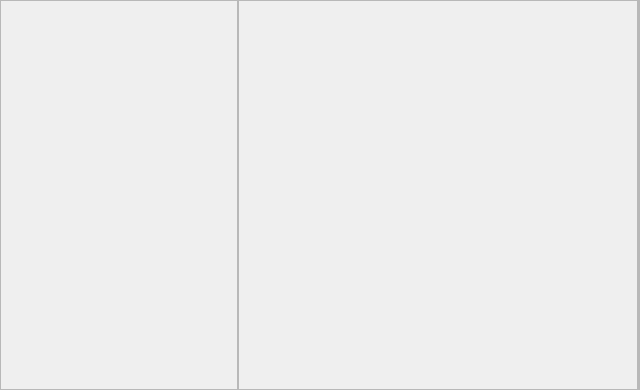
Above: gui/alarms/alarms.ui from MariuszSuchenek/MVM_GUI_test2 before the change. Below: the same form after it.
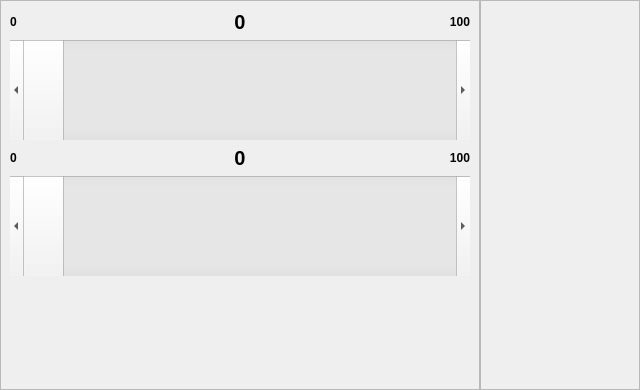
That is the form after the change.

Commit message: Added slider UI for controlling min/max of the alarm

The edit to the form file:
```diff
--- a/gui/alarms/alarms.ui
+++ b/gui/alarms/alarms.ui
@@ -55,37 +55,160 @@
      <property name="frameShadow">
       <enum>QFrame::Raised</enum>
      </property>
+     <layout class="QGridLayout" name="gridLayout_2">
+      <item row="0" column="0">
+       <widget class="QLabel" name="alarmmin_min">
+        <property name="font">
+         <font>
+          <weight>75</weight>
+          <bold>true</bold>
+         </font>
+        </property>
+        <property name="text">
+         <string>0</string>
+        </property>
+       </widget>
+      </item>
+      <item row="0" column="1">
+       <widget class="QLabel" name="alarmmin_value">
+        <property name="font">
+         <font>
+          <pointsize>15</pointsize>
+          <weight>75</weight>
+          <bold>true</bold>
+         </font>
+        </property>
+        <property name="text">
+         <string>0</string>
+        </property>
+        <property name="alignment">
+         <set>Qt::AlignCenter</set>
+        </property>
+       </widget>
+      </item>
+      <item row="0" column="2">
+       <widget class="QLabel" name="alarmmin_max">
+        <property name="font">
+         <font>
+          <weight>75</weight>
+          <bold>true</bold>
+         </font>
+        </property>
+        <property name="text">
+         <string>100</string>
+        </property>
+        <property name="alignment">
+         <set>Qt::AlignRight|Qt::AlignTrailing|Qt::AlignVCenter</set>
+        </property>
+       </widget>
+      </item>
+      <item row="2" column="0">
+       <widget class="QLabel" name="alarmmax_min">
+        <property name="font">
+         <font>
+          <weight>75</weight>
+          <bold>true</bold>
+         </font>
+        </property>
+        <property name="text">
+         <string>0</string>
+        </property>
+       </widget>
+      </item>
+      <item row="2" column="1">
+       <widget class="QLabel" name="alarmmax_value">
+        <property name="font">
+         <font>
+          <pointsize>15</pointsize>
+          <weight>75</weight>
+          <bold>true</bold>
+         </font>
+        </property>
+        <property name="text">
+         <string>0</string>
+        </property>
+        <property name="alignment">
+         <set>Qt::AlignCenter</set>
+        </property>
+       </widget>
+      </item>
+      <item row="2" column="2">
+       <widget class="QLabel" name="alarmmax_max">
+        <property name="font">
+         <font>
+          <weight>75</weight>
+          <bold>true</bold>
+         </font>
+        </property>
+        <property name="text">
+         <string>100</string>
+        </property>
+        <property name="alignment">
+         <set>Qt::AlignRight|Qt::AlignTrailing|Qt::AlignVCenter</set>
+        </property>
+       </widget>
+      </item>
+      <item row="3" column="0" colspan="3">
+       <widget class="QScrollBar" name="slider_alarmmax">
+        <property name="minimumSize">
+         <size>
+          <width>0</width>
+          <height>100</height>
+         </size>
+        </property>
+        <property name="tracking">
+         <bool>true</bool>
+        </property>
+        <property name="orientation">
+         <enum>Qt::Horizontal</enum>
+        </property>
+        <property name="invertedAppearance">
+         <bool>false</bool>
+        </property>
+       </widget>
+      </item>
+      <item row="1" column="0" colspan="3">
+       <widget class="QScrollBar" name="slider_alarmmin">
+        <property name="minimumSize">
+         <size>
+          <width>0</width>
+          <height>100</height>
+         </size>
+        </property>
+        <property name="orientation">
+         <enum>Qt::Horizontal</enum>
+        </property>
+       </widget>
+      </item>
+      <item row="4" column="0" colspan="3">
+       <spacer name="verticalSpacer">
+        <property name="orientation">
+         <enum>Qt::Vertical</enum>
+        </property>
+        <property name="sizeHint" stdset="0">
+         <size>
+          <width>20</width>
+          <height>40</height>
+         </size>
+        </property>
+       </spacer>
+      </item>
+     </layout>
     </widget>
    </item>
    <item>
-    <widget class="QFrame" name="frame_3">
+    <widget class="QFrame" name="frame_2">
      <property name="sizePolicy">
-      <sizepolicy hsizetype="Expanding" vsizetype="Preferred">
+      <sizepolicy hsizetype="Minimum" vsizetype="Preferred">
        <horstretch>0</horstretch>
        <verstretch>0</verstretch>
       </sizepolicy>
      </property>
      <property name="minimumSize">
       <size>
-       <width>400</width>
+       <width>160</width>
        <height>0</height>
       </size>
-     </property>
-     <property name="frameShape">
-      <enum>QFrame::StyledPanel</enum>
-     </property>
-     <property name="frameShadow">
-      <enum>QFrame::Raised</enum>
-     </property>
-    </widget>
-   </item>
-   <item>
-    <widget class="QFrame" name="frame_2">
-     <property name="sizePolicy">
-      <sizepolicy hsizetype="Minimum" vsizetype="Preferred">
-       <horstretch>0</horstretch>
-       <verstretch>0</verstretch>
-      </sizepolicy>
      </property>
      <property name="frameShape">
       <enum>QFrame::StyledPanel</enum>
```
The commit also changes 1 other file.
